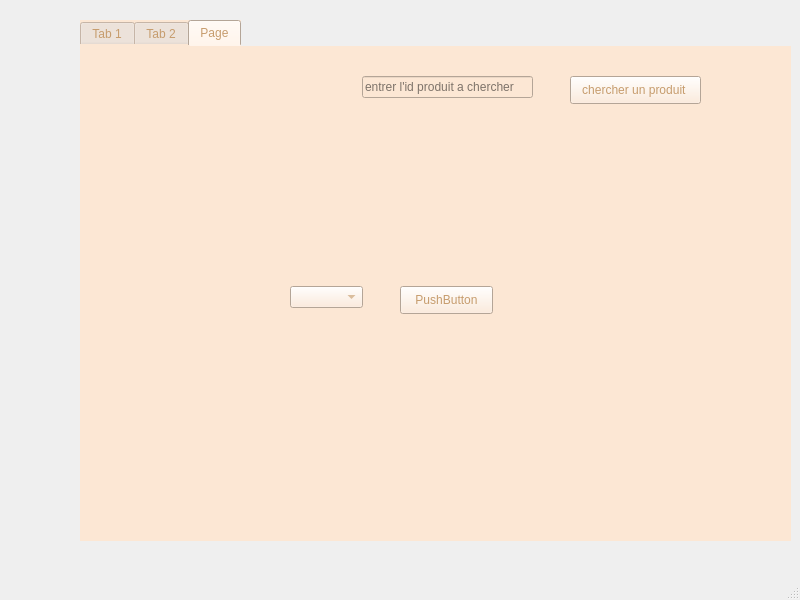
The window that mainwindow.ui (guir0t/Smart-Beauty-Center-2A15) describes before a commit, drawn with Qt 5.
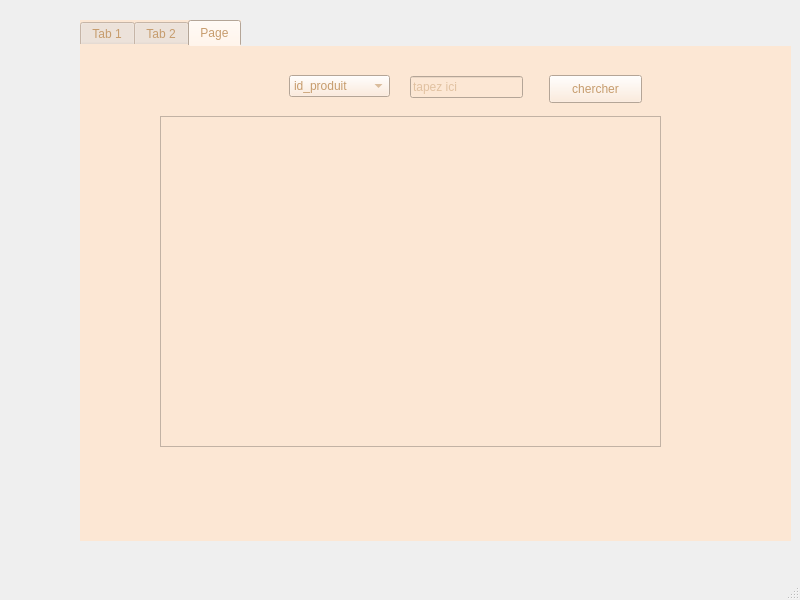
The same window after the commit.

Commit message: commit fonction chercher

The edit to the form file:
```diff
--- a/mainwindow.ui
+++ b/mainwindow.ui
@@ -539,58 +539,86 @@
      <attribute name="title">
       <string>Page</string>
      </attribute>
-     <widget class="QLineEdit" name="lineEdit">
+     <widget class="QTableView" name="tableView_2">
       <property name="geometry">
        <rect>
-        <x>282</x>
+        <x>80</x>
+        <y>70</y>
+        <width>501</width>
+        <height>331</height>
+       </rect>
+      </property>
+     </widget>
+     <widget class="QLineEdit" name="lineEdit_rech">
+      <property name="geometry">
+       <rect>
+        <x>330</x>
         <y>30</y>
-        <width>171</width>
+        <width>113</width>
         <height>22</height>
        </rect>
       </property>
       <property name="styleSheet">
-       <string notr="true">color:black;</string>
+       <string notr="true"/>
       </property>
       <property name="placeholderText">
-       <string>entrer l'id produit a chercher</string>
+       <string>tapez ici</string>
       </property>
      </widget>
-     <widget class="QPushButton" name="pushButton_2">
+     <widget class="QStackedWidget" name="stackedWidget">
       <property name="geometry">
        <rect>
-        <x>490</x>
-        <y>30</y>
-        <width>131</width>
-        <height>28</height>
+        <x>-1</x>
+        <y>-21</y>
+        <width>711</width>
+        <height>521</height>
        </rect>
       </property>
-      <property name="text">
-       <string>chercher un produit </string>
-      </property>
-     </widget>
-     <widget class="QComboBox" name="comboBox_cin">
+      <widget class="QWidget" name="page">
+       <widget class="QComboBox" name="comboBox_chercher">
       <property name="geometry">
        <rect>
         <x>210</x>
-        <y>240</y>
-        <width>73</width>
+          <y>50</y>
+          <width>101</width>
         <height>22</height>
        </rect>
       </property>
+        <item>
+         <property name="text">
+          <string>id_produit</string>
+         </property>
+        </item>
+        <item>
+         <property name="text">
+          <string>prix</string>
+         </property>
+        </item>
+        <item>
+         <property name="text">
+          <string>quantite</string>
+         </property>
+        </item>
      </widget>
      <widget class="QPushButton" name="pushButton_3">
       <property name="geometry">
        <rect>
-        <x>320</x>
-        <y>240</y>
+          <x>470</x>
+          <y>50</y>
         <width>93</width>
         <height>28</height>
        </rect>
       </property>
       <property name="text">
-       <string>PushButton</string>
-      </property>
-     </widget>
+         <string>chercher</string>
+        </property>
+       </widget>
+      </widget>
+      <widget class="QWidget" name="page_2"/>
+     </widget>
+     <zorder>stackedWidget</zorder>
+     <zorder>tableView_2</zorder>
+     <zorder>lineEdit_rech</zorder>
     </widget>
    </widget>
   </widget>
```
Lines whose indentation alone changed are shown as unchanged. The commit also changes 5 other files.
